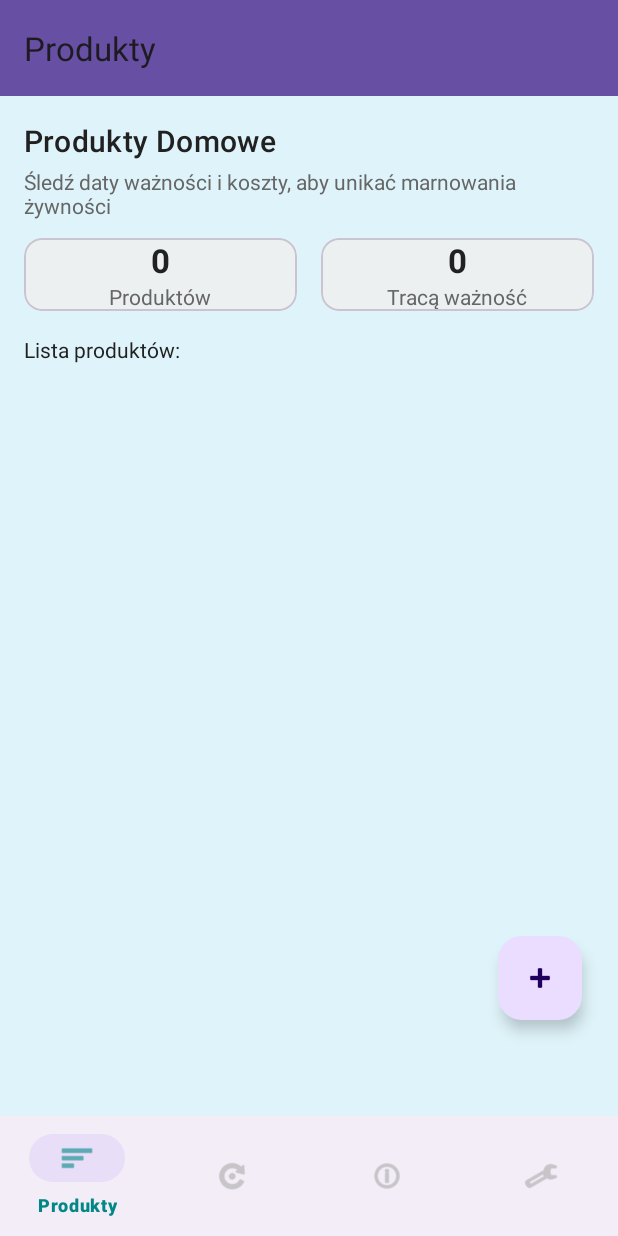
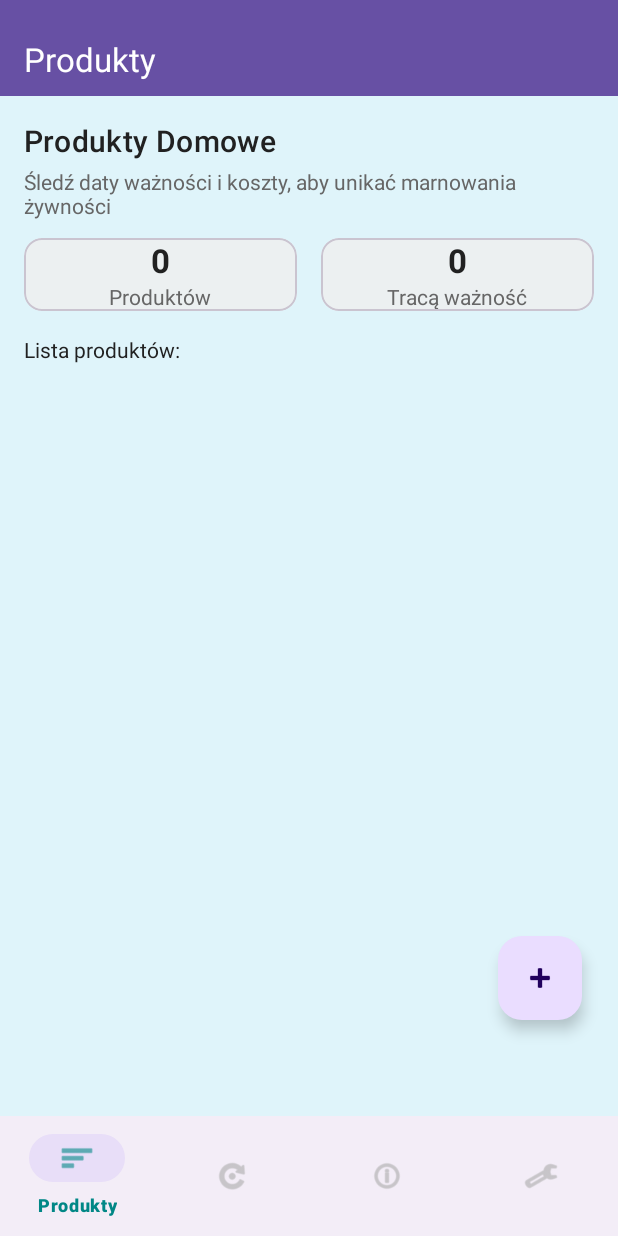
Before and after one commit to Halcik/Asystent_Ekologiczny, an Android app: the screen it shows after launch (MainActivity), on a phone screen of 412 x 824 dp. Run offline under Robolectric (Android 15) with nearby library versions, the phone set to English and light mode, and no system bars.

```diff
--- a/app/src/main/res/layout/activity_main.xml
+++ b/app/src/main/res/layout/activity_main.xml
@@ -15,7 +15,9 @@
         android:layout_height="wrap_content"
         android:background="?attr/colorPrimary"
         android:theme="@style/ThemeOverlay.MaterialComponents.ActionBar"
-        android:title="Asystent Ekologiczny" />
+        android:title="Asystent Ekologiczny"
+        app:titleTextColor="@color/toolbar_title"
+        app:titleMarginTop="25dp" />
 
     <FrameLayout
         android:id="@+id/fragment_container"
--- a/app/src/main/res/values-night/colors.xml
+++ b/app/src/main/res/values-night/colors.xml
@@ -25,4 +25,7 @@
     <color name="input_background">#FF2E2E2E</color>
     <color name="input_stroke">#FFBBBBBB</color>
     <color name="text_hint">#80FFFFFF</color>
+
+    <!-- Kolory paska narzędzi -->
+    <color name="toolbar_title">#FF212121</color>
 </resources>
--- a/app/src/main/res/values/colors.xml
+++ b/app/src/main/res/values/colors.xml
@@ -18,4 +18,5 @@
     <color name="input_background">#FFFFFFFF</color>
     <color name="input_stroke">#FF000000</color>
     <color name="text_hint">#99000000</color>
+    <color name="toolbar_title">#FFFFFFFF</color>
 </resources>
```
